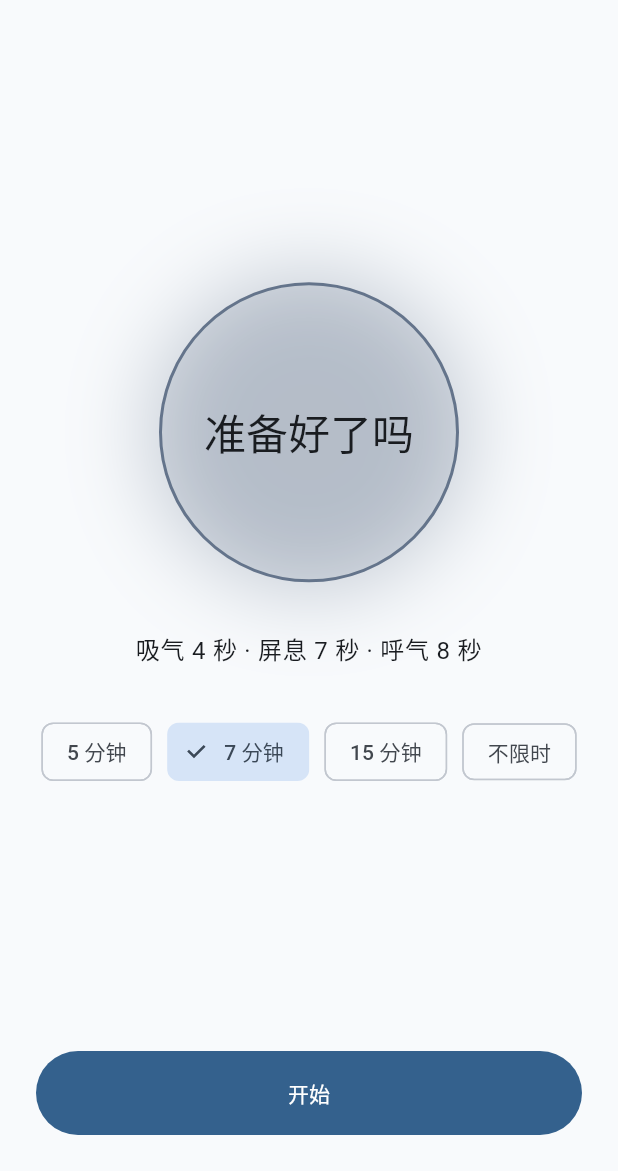
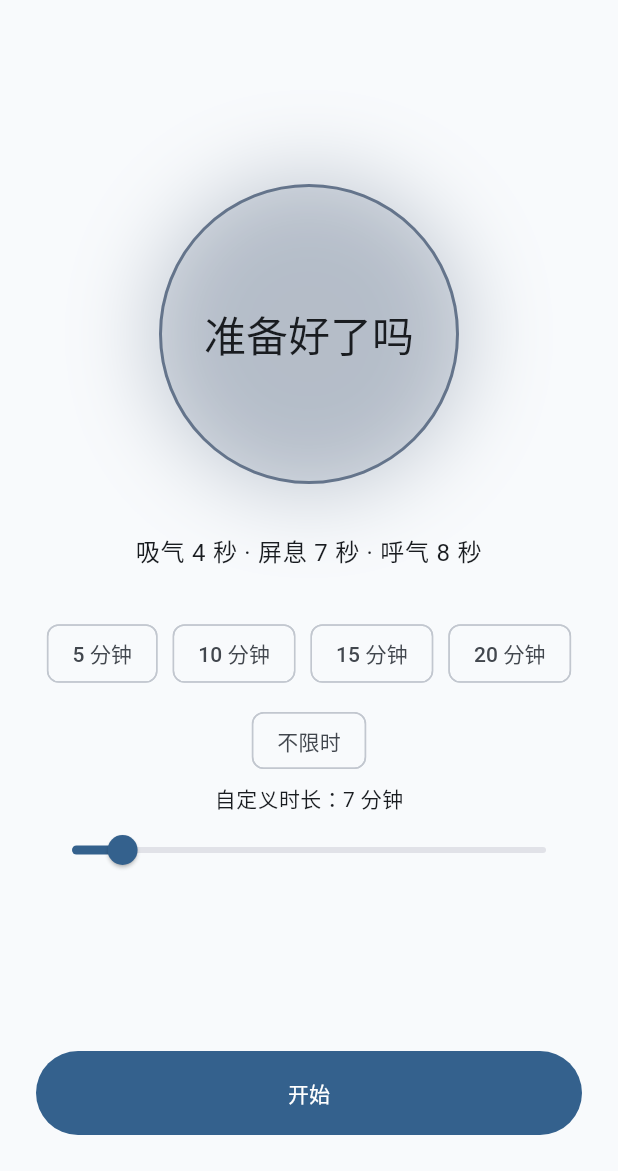
Before and after one commit to lofiski/breathe-478, a Flutter app: the screen it shows after launch, on a phone screen of 412 x 824 dp, the part 65-1236 px from its top. Run offline on Flutter 3.47's test engine with Material 3 defaults, Android fonts, the phone set to English and light mode, and no system bars; our stand-ins replace audioplayers, shared_preferences, wakelock_plus; missing offline and left inert: flutter_foreground_task.

Commit message:
Pin debug signing key, allow custom duration, soften cue sounds
- Pin a committed debug.keystore for the release build's signing config.
  Every CI run is a fresh VM with no ~/.android/debug.keystore, so AGP was
  silently generating a NEW random debug key per build; installing a new
  build over a previous one then fails Android's signature check, so a
  user re-testing a "fix" could actually still be running the old broken
  build. This is a debug-only key (never for a Play Store release), same
  non-secret status as everyone's shared local debug keystore.
- Duration picker: quick-preset chips (5/10/15/20) plus a 1-60 minute
  slider for any custom length, instead of only 3 fixed presets.
- Regenerate the cue tones: lower amplitude, warmer/lower frequencies, and
  an exponential bell-style decay instead of a linear fade, so they read
  as soft chimes instead of alarm-like beeps.
- Add an 8s timeout around the start call and a visible loading spinner on
  the start button, so a stuck/slow platform call is never indistinguishable
  from "nothing happened".

```diff
--- a/lib/ui/home_screen.dart
+++ b/lib/ui/home_screen.dart
@@ -59,16 +59,18 @@ class _HomeScreenState extends State<HomeScreen> {
     setState(() => _starting = true);
     StartResult result;
     try {
-      result = await _controller.start(
-        totalDuration: _selectedMinutes == null
-            ? null
-            : Duration(minutes: _selectedMinutes!),
-        soundEnabled: _soundEnabled,
-      );
+      result = await _controller
+          .start(
+            totalDuration: _selectedMinutes == null
+                ? null
+                : Duration(minutes: _selectedMinutes!),
+            soundEnabled: _soundEnabled,
+          )
+          .timeout(const Duration(seconds: 8));
     } catch (error) {
-      // A failed platform call (e.g. the OS rejecting the foreground
-      // service) must never fail silently — show it instead of leaving the
-      // button looking unresponsive.
+      // A failed or hung platform call (e.g. the OS rejecting the
+      // foreground service) must never fail silently — show it instead of
+      // leaving the button looking unresponsive.
       setState(() => _starting = false);
       if (!mounted) return;
       ScaffoldMessenger.of(context).showSnackBar(
@@ -156,7 +158,15 @@ class _HomeScreenState extends State<HomeScreen> {
                     style: FilledButton.styleFrom(
                       shape: const StadiumBorder(),
                     ),
-                    child: Text(isRunning ? '结束' : '开始'),
+                    // Always change something visible the instant the user
+                    // taps, so "did my tap even register" is never in doubt.
+                    child: _starting
+                        ? const SizedBox(
+                            width: 22,
+                            height: 22,
+                            child: CircularProgressIndicator(strokeWidth: 2.4),
+                          )
+                        : Text(isRunning ? '结束' : '开始'),
                   ),
                 ),
                 const SizedBox(height: 24),
--- a/lib/ui/widgets/duration_selector.dart
+++ b/lib/ui/widgets/duration_selector.dart
@@ -1,6 +1,7 @@
 import 'package:flutter/material.dart';
 
-/// Null represents "unlimited" (session runs until the user stops it).
+/// Lets the user either pick a quick preset or drag to any custom minute
+/// value; null means "unlimited" (session runs until stopped manually).
 class DurationSelector extends StatelessWidget {
   const DurationSelector({
     super.key,
@@ -8,24 +9,52 @@ class DurationSelector extends StatelessWidget {
     required this.onChanged,
   });
 
-  static const List<int?> options = [5, 7, 15, null];
+  static const List<int> quickPresets = [5, 10, 15, 20];
+  static const int minMinutes = 1;
+  static const int maxMinutes = 60;
 
   final int? selectedMinutes;
   final ValueChanged<int?> onChanged;
 
+  bool get _isUnlimited => selectedMinutes == null;
+
   @override
   Widget build(BuildContext context) {
-    return Wrap(
+    return Column(
+      children: [
+        Wrap(
           spacing: 10,
           runSpacing: 10,
           alignment: WrapAlignment.center,
           children: [
-        for (final minutes in options)
+            for (final minutes in quickPresets)
               ChoiceChip(
-            label: Text(minutes == null ? '不限时' : '$minutes 分钟'),
+                label: Text('$minutes 分钟'),
                 selected: selectedMinutes == minutes,
                 onSelected: (_) => onChanged(minutes),
               ),
+            ChoiceChip(
+              label: const Text('不限时'),
+              selected: _isUnlimited,
+              onSelected: (_) => onChanged(null),
+            ),
+          ],
+        ),
+        if (!_isUnlimited) ...[
+          const SizedBox(height: 4),
+          Text(
+            '自定义时长：$selectedMinutes 分钟',
+            style: Theme.of(context).textTheme.bodyMedium,
+          ),
+          Slider(
+            value: selectedMinutes!.clamp(minMinutes, maxMinutes).toDouble(),
+            min: minMinutes.toDouble(),
+            max: maxMinutes.toDouble(),
+            divisions: maxMinutes - minMinutes,
+            label: '$selectedMinutes 分钟',
+            onChanged: (value) => onChanged(value.round()),
+          ),
+        ],
       ],
     );
   }
```
Also changed, not shown: 6 other files. Lines whose indentation alone changed are shown as unchanged.
